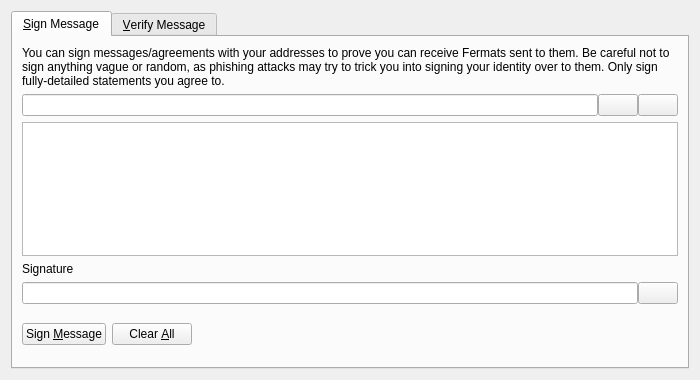
xblocker/poc-proj, file src/qt/forms/signverifymessagedialog.ui: the form before one commit.
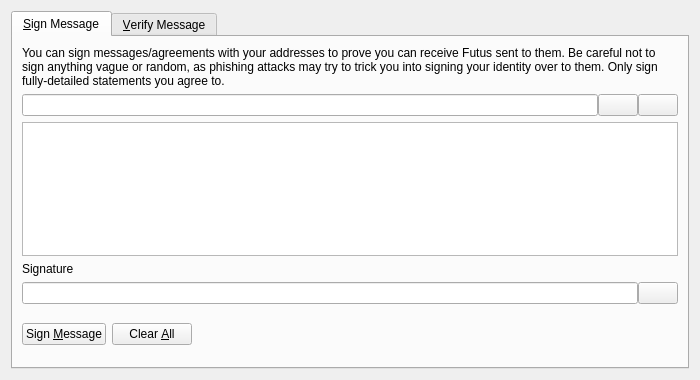
The form after the commit. Icons and pictures are not drawn. Custom widgets are drawn as their Qt base class.

What changed in the file:
```diff
--- a/src/qt/forms/signverifymessagedialog.ui
+++ b/src/qt/forms/signverifymessagedialog.ui
@@ -30,7 +30,7 @@
        <item>
         <widget class="QLabel" name="infoLabel_SM">
          <property name="text">
-          <string>You can sign messages/agreements with your addresses to prove you can receive Fermats sent to them. Be careful not to sign anything vague or random, as phishing attacks may try to trick you into signing your identity over to them. Only sign fully-detailed statements you agree to.</string>
+          <string>You can sign messages/agreements with your addresses to prove you can receive Futus sent to them. Be careful not to sign anything vague or random, as phishing attacks may try to trick you into signing your identity over to them. Only sign fully-detailed statements you agree to.</string>
          </property>
          <property name="textFormat">
           <enum>Qt::PlainText</enum>
```
Left out of the diff: 4 changed lines with no effect on the pictures.
